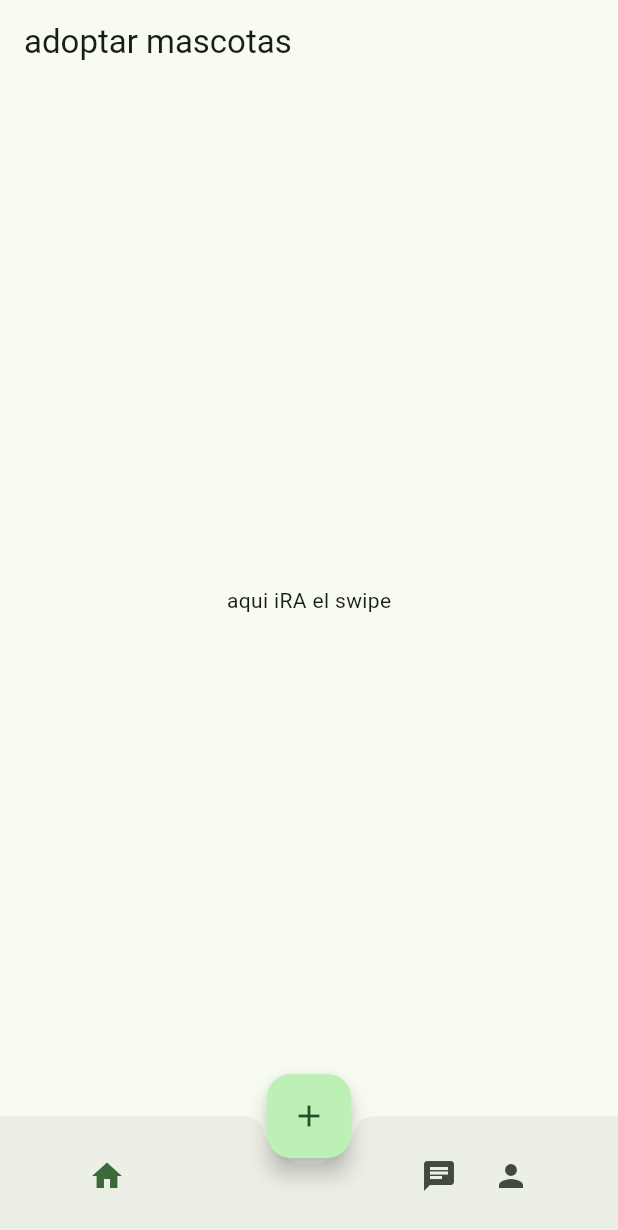
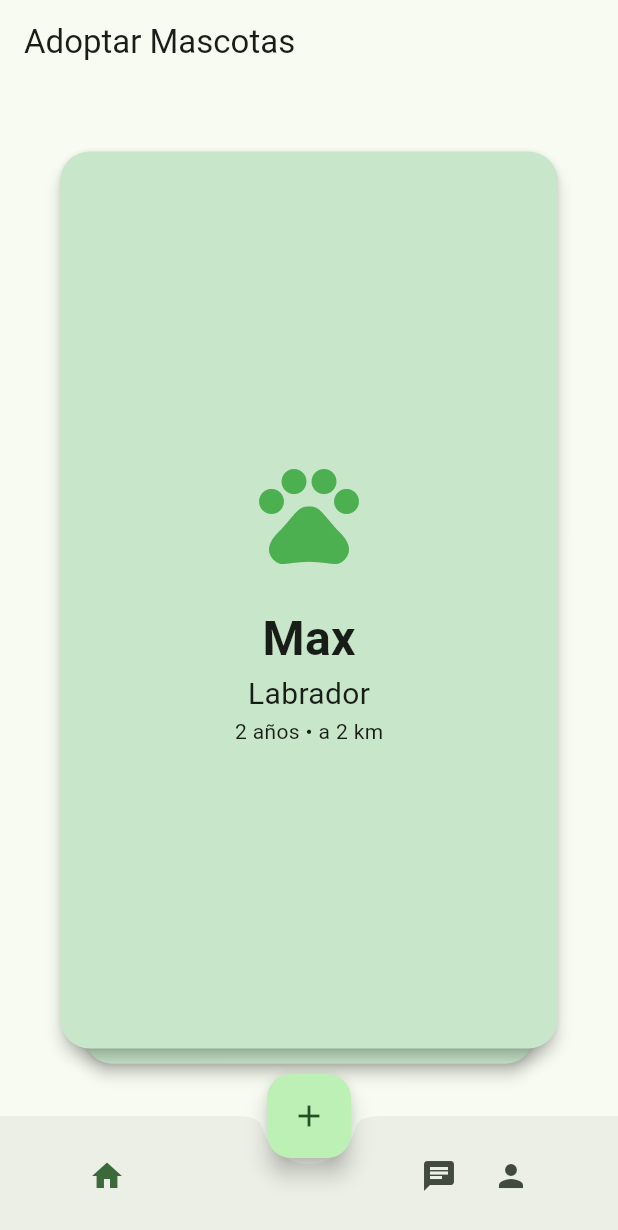
Before and after one commit to VNJZ/Proyecto_APPWEB, a Flutter app: the screen it shows after launch, on a phone screen of 412 x 824 dp. Shown: the top 1230 px of the screen. Run offline on Flutter 3.47's test engine with Material 3 defaults, Android fonts, the phone set to English and light mode, and no system bars; drawn by our look-alikes of flutter_card_swiper.

Commit message:
se creo las swipe cards y el detalle del perro (esta sin imagenes)

```diff
--- a/patitas/lib/screens/feed_screen.dart
+++ b/patitas/lib/screens/feed_screen.dart
@@ -1,17 +1,73 @@
 import 'package:flutter/material.dart';
+import 'package:flutter_card_swiper/flutter_card_swiper.dart';
 import '../models/pet_model.dart';
+import 'pet_detail_screen.dart'; // Importamos tu pantalla de detalle
 
-class FeedScreen extends StatelessWidget {
+class FeedScreen extends StatefulWidget {
   const FeedScreen({super.key});
+
+  @override
+  State<FeedScreen> createState() => _FeedScreenState();
+}
+
+class _FeedScreenState extends State<FeedScreen> {
+  final CardSwiperController controller = CardSwiperController();
+
+  final List<PetModel> pets = [
+    PetModel(id: '1', name: 'Max', breed: 'Labrador', age: '2 años', distance: '2 km', imageUrls: []),
+    PetModel(id: '2', name: 'Luna', breed: 'Pug', age: '1 año', distance: '5 km', imageUrls: []),
+    PetModel(id: '3', name: 'Rocky', breed: 'Bulldog', age: '3 años', distance: '1.5 km', imageUrls: []),
+  ];
 
   @override
   Widget build(BuildContext context) {
     return Scaffold(
       appBar: AppBar(
-        title: const Text('adoptar mascotas'),
+        title: const Text('Adoptar Mascotas'),
       ),
-      body: const Center(
-        child: Text('aqui iRA el swipe'),   //funciona la conexion
+      body: SafeArea(
+        child: Padding(
+          padding: const EdgeInsets.all(16.0),
+          child: CardSwiper(
+            controller: controller,
+            cardsCount: pets.length,
+            // AQUÍ AGREGAMOS LA LÓGICA DEL SWIPE
+            onSwipe: (previousIndex, currentIndex, direction) {
+              if (direction == CardSwiperDirection.left) {
+                print('Pasar (Descartado)');
+              } else if (direction == CardSwiperDirection.right) {
+                // Navegamos al perfil del perrito
+                Navigator.push(
+                  context,
+                  MaterialPageRoute(
+                    builder: (context) => PetDetailScreen(pet: pets[previousIndex]),
+                  ),
+                );
+              }
+              return true; // Permitir que la tarjeta se deslice
+            },
+            cardBuilder: (context, index, percentThresholdX, percentThresholdY) {
+              final pet = pets[index];
+              return Card(
+                color: Colors.green.shade100,
+                elevation: 4,
+                shape: RoundedRectangleBorder(borderRadius: BorderRadius.circular(20)),
+                child: Center(
+                  child: Column(
+                    mainAxisAlignment: MainAxisAlignment.center,
+                    children: [
+                      const Icon(Icons.pets, size: 80, color: Colors.green),
+                      const SizedBox(height: 20),
+                      Text(pet.name, style: const TextStyle(fontSize: 32, fontWeight: FontWeight.bold)),
+                      Text(pet.breed, style: const TextStyle(fontSize: 20)),
+                      Text('${pet.age} • a ${pet.distance}'),
+                    ],
+                  ),
+                ),
+              );
+            },
+          ),
+        ),
       ),
     );
   }
--- a/patitas/pubspec.yaml
+++ b/patitas/pubspec.yaml
@@ -9,6 +9,7 @@ environment:
 dependencies:
   flutter:
     sdk: flutter
+  flutter_card_swiper: ^7.2.0
 
 dev_dependencies:
   flutter_test:
```
Also changed, not shown: patitas/pubspec.lock.
